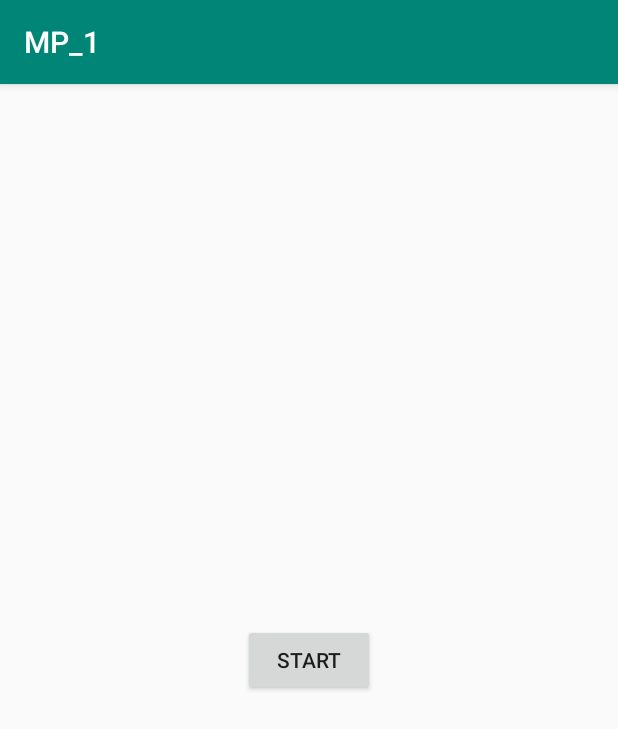
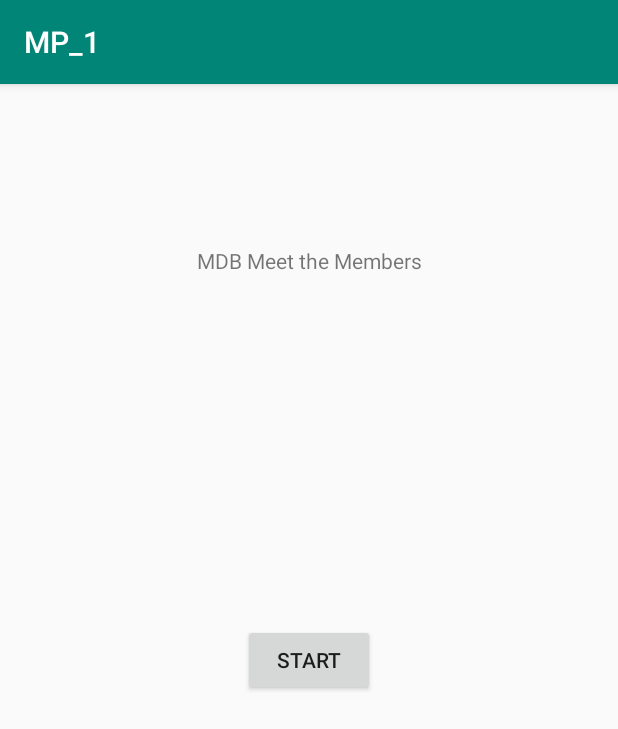
Before and after one commit to ShauryaS99/MDB_MP1, an Android app: the screen it shows after launch (MainActivity), on a phone screen of 412 x 824 dp. Shown: the top 729 px of the screen. Run offline under Robolectric (Android 15) with nearby library versions, the phone set to English and light mode, and no system bars.

Commit message:
tried but keeps crashing

```diff
--- a/app/src/main/AndroidManifest.xml
+++ b/app/src/main/AndroidManifest.xml
@@ -12,11 +12,6 @@
         android:theme="@style/AppTheme"
         tools:ignore="GoogleAppIndexingWarning">
         <activity android:name=".MemoryActivity">
-            android:label= "@string/activityMemory_name"
-            android:parentActivityName=".MainActivity">
-            <meta-data
-                android:name="android.support.PARENT_ACTIVITY"
-                android:value=".MainActivity" />
         </activity>
 
         <activity android:name=".MainActivity">
--- a/app/src/main/res/layout/activity_main.xml
+++ b/app/src/main/res/layout/activity_main.xml
@@ -19,4 +19,18 @@
         app:layout_constraintEnd_toEndOf="parent"
         app:layout_constraintStart_toStartOf="parent"
         app:layout_constraintTop_toTopOf="parent" />
+
+    <TextView
+        android:id="@+id/textView"
+        android:layout_width="wrap_content"
+        android:layout_height="wrap_content"
+        android:layout_marginStart="8dp"
+        android:layout_marginTop="100dp"
+        android:layout_marginEnd="8dp"
+        android:layout_marginBottom="225dp"
+        android:text="@string/mdbTitle"
+        app:layout_constraintBottom_toTopOf="@+id/start_button"
+        app:layout_constraintEnd_toEndOf="parent"
+        app:layout_constraintStart_toStartOf="parent"
+        app:layout_constraintTop_toTopOf="parent" />
 </android.support.constraint.ConstraintLayout>
--- a/app/src/main/res/values/strings.xml
+++ b/app/src/main/res/values/strings.xml
@@ -7,4 +7,5 @@
     <string name="name1">name1</string>
     <string name="name3">name3</string>
     <string name="endGame">End</string>
+    <string name="mdbTitle">MDB Meet the Members</string>
 </resources>
```
